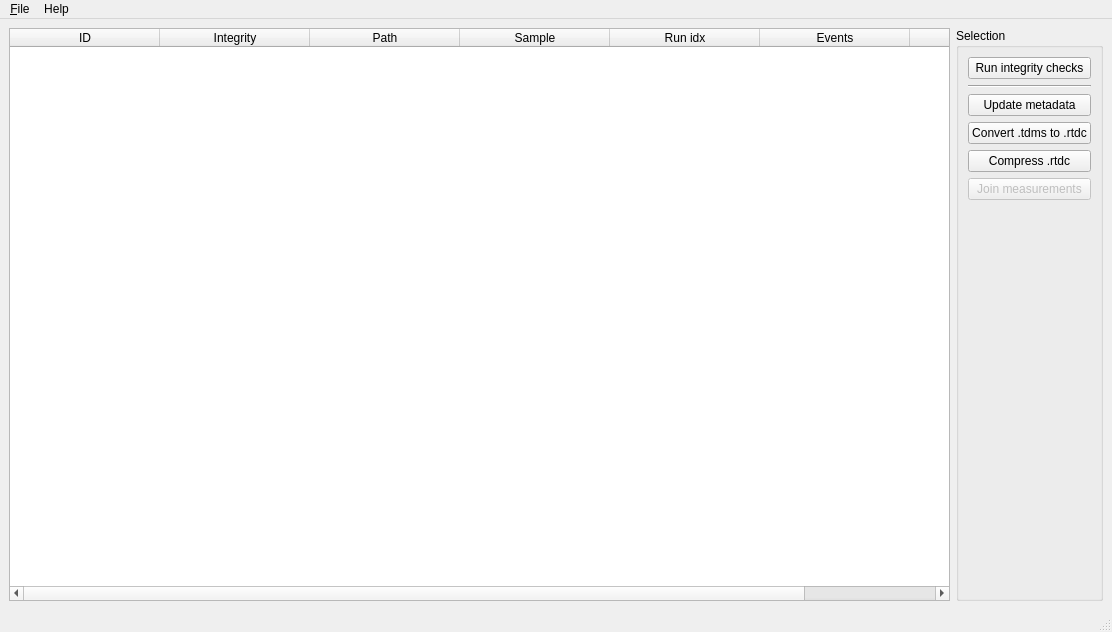
Before: the Qt Designer form dckit/main.ui in DC-analysis/DCKit, drawn with Qt 5.
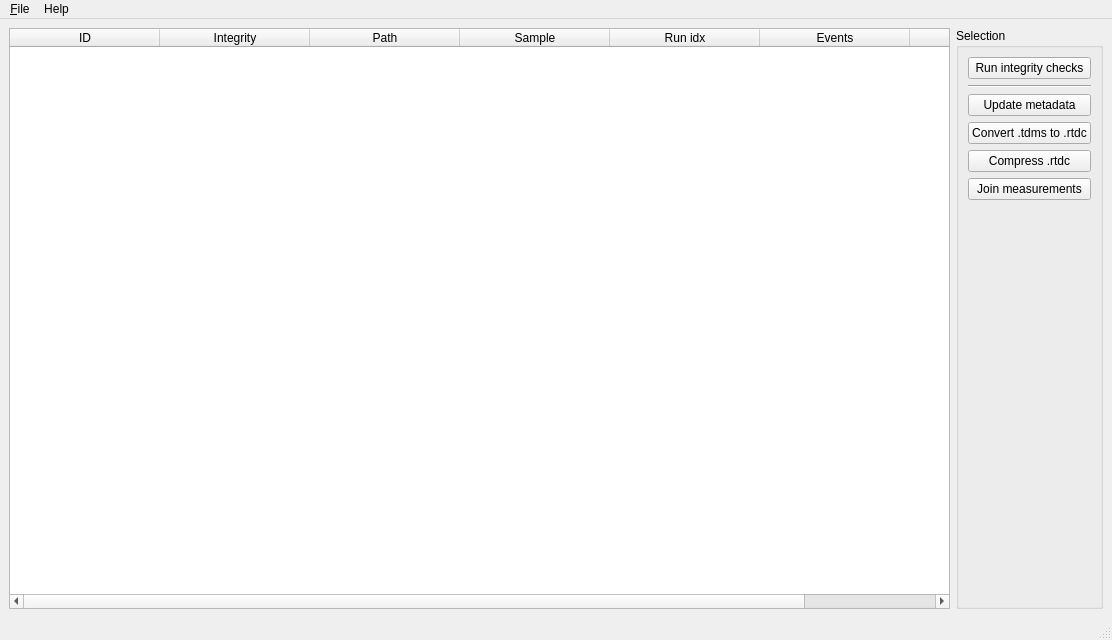
After: the same form once the commit is applied.

Diff of the .ui file:
```diff
--- a/dckit/main.ui
+++ b/dckit/main.ui
@@ -7,7 +7,7 @@
     <x>0</x>
     <y>0</y>
     <width>1112</width>
-    <height>632</height>
+    <height>640</height>
    </rect>
   </property>
   <property name="acceptDrops">
@@ -143,7 +143,7 @@
        <item>
         <widget class="QPushButton" name="pushButton_join">
          <property name="enabled">
-          <bool>false</bool>
+          <bool>true</bool>
          </property>
          <property name="toolTip">
           <string>join multiple measurements into a single .rtdc file ( (includes lossless compression)</string>
```
